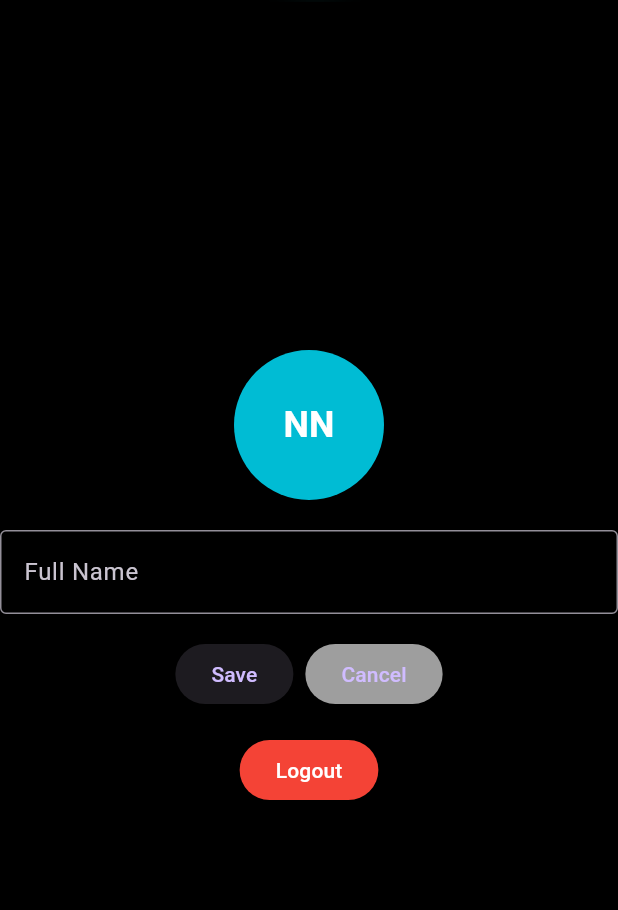
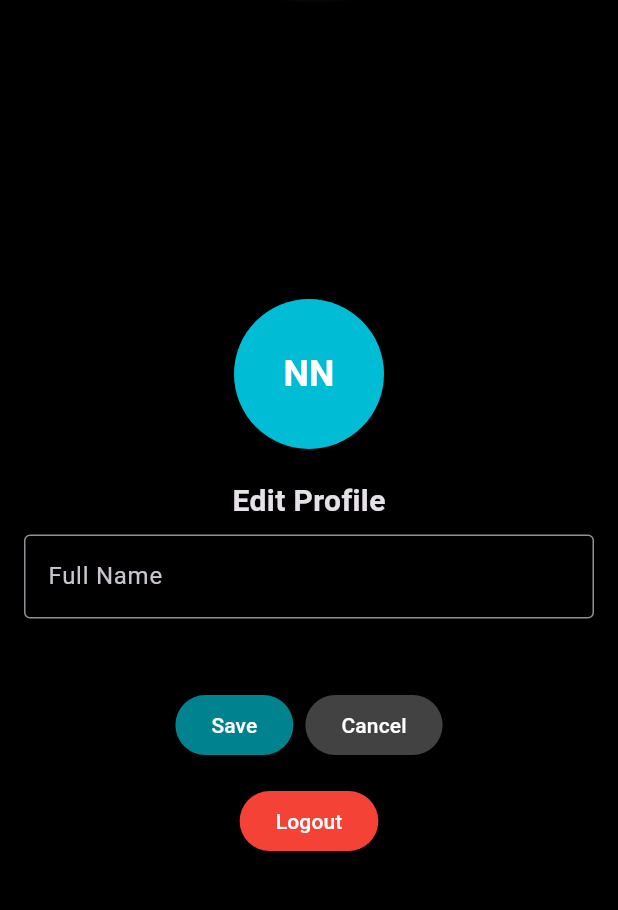
Before and after one commit to NaufalHusnianto/GlobeUpdates-NewsPortal, a Flutter app: the ProfilePage widget shown alone on an empty page, opened directly, after a tap on "Edit Profile", on a phone screen of 412 x 824 dp, the part 82-992 px from its top. Run offline on Flutter 3.47's test engine with Material 3 defaults, Android fonts, the phone set to English and light mode, and no system bars; our stand-ins replace cloud_firestore, firebase_auth, firebase_core; accounts and stored records are empty; network calls fail.

Commit message:
Styling Edit Profile

```diff
--- a/lib/pages/profile_page.dart
+++ b/lib/pages/profile_page.dart
@@ -92,11 +92,30 @@ class _ProfilePageState extends State<ProfilePage> {
             if (_isEditing)
               Column(
                 children: [
-                  TextField(
-                    controller: _fullnameController,
-                    decoration: const InputDecoration(
-                      labelText: 'Full Name',
-                      border: OutlineInputBorder(),
+                  const Text(
+                    'Edit Profile',
+                    style: TextStyle(
+                      fontSize: 20,
+                      fontWeight: FontWeight.bold,
+                    ),
+                  ),
+                  const SizedBox(height: 8),
+                  Padding(
+                    padding: const EdgeInsets.symmetric(horizontal: 16.0),
+                    child: TextField(
+                      controller: _fullnameController,
+                      decoration: const InputDecoration(
+                        labelText: 'Full Name',
+                        border: OutlineInputBorder(),
+                      ),
+                    ),
+                  ),
+                  const SizedBox(height: 8),
+                  Text(
+                    user?.email ?? 'No Email',
+                    style: const TextStyle(
+                      fontSize: 16,
+                      color: Colors.grey,
                     ),
                   ),
                   const SizedBox(height: 16),
@@ -105,6 +124,10 @@ class _ProfilePageState extends State<ProfilePage> {
                     children: [
                       ElevatedButton(
                         onPressed: _updateProfile,
+                        style: ElevatedButton.styleFrom(
+                          backgroundColor: Colors.cyan[800],
+                          foregroundColor: Colors.white,
+                        ),
                         child: const Text('Save'),
                       ),
                       const SizedBox(width: 8),
@@ -115,7 +138,8 @@ class _ProfilePageState extends State<ProfilePage> {
                           });
                         },
                         style: ElevatedButton.styleFrom(
-                          backgroundColor: Colors.grey,
+                          backgroundColor: Colors.grey[800],
+                          foregroundColor: Colors.white,
                         ),
                         child: const Text('Cancel'),
                       ),
@@ -126,7 +150,6 @@ class _ProfilePageState extends State<ProfilePage> {
             else
               Column(
                 children: [
-                  // Nama pengguna
                   Text(
                     user?.displayName ?? 'No Name',
                     style: const TextStyle(
@@ -135,8 +158,6 @@ class _ProfilePageState extends State<ProfilePage> {
                     ),
                   ),
                   const SizedBox(height: 8),
-
-                  // Email pengguna
                   Text(
                     user?.email ?? 'No Email',
                     style: const TextStyle(
```
